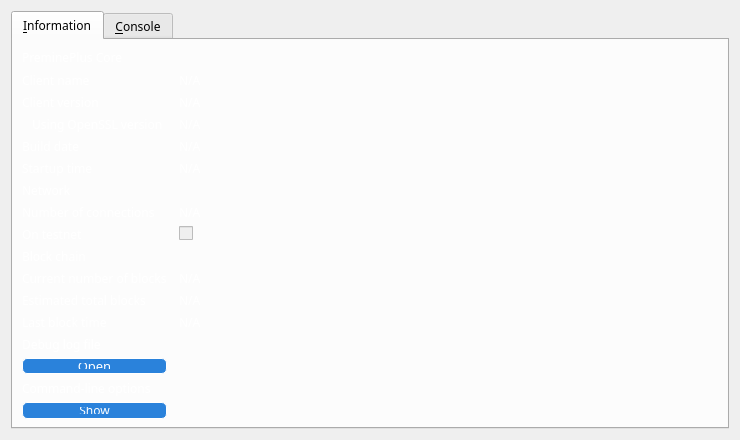
Old version of the form src/qt/forms/rpcconsole.ui in the repository CryptoHelp/PreminePlus.
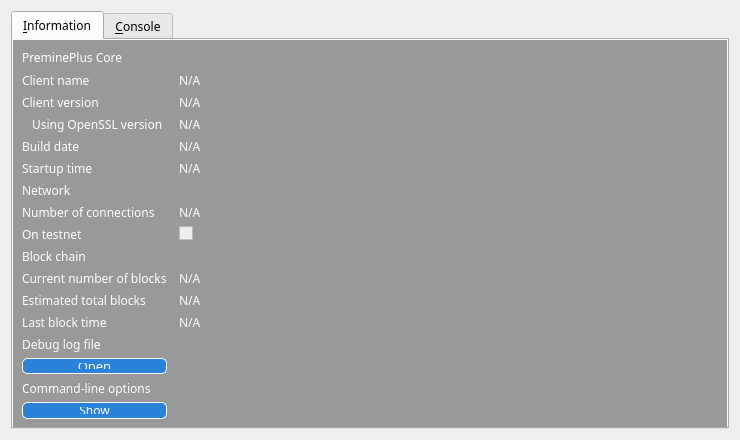
New version of the form. The open tabs and pages were chosen to show the change. Icons and pictures are not drawn.

The edit to the form file:
```diff
--- a/src/qt/forms/rpcconsole.ui
+++ b/src/qt/forms/rpcconsole.ui
@@ -37,15 +37,278 @@
   <layout class="QVBoxLayout" name="verticalLayout_2">
    <item>
     <widget class="QTabWidget" name="tabWidget">
+     <property name="palette">
+      <palette>
+       <active>
+        <colorrole role="WindowText">
+         <brush brushstyle="SolidPattern">
+          <color alpha="255">
+           <red>0</red>
+           <green>0</green>
+           <blue>0</blue>
+          </color>
+         </brush>
+        </colorrole>
+        <colorrole role="Text">
+         <brush brushstyle="SolidPattern">
+          <color alpha="255">
+           <red>0</red>
+           <green>0</green>
+           <blue>0</blue>
+          </color>
+         </brush>
+        </colorrole>
+        <colorrole role="ButtonText">
+         <brush brushstyle="SolidPattern">
+          <color alpha="255">
+           <red>0</red>
+           <green>0</green>
+           <blue>0</blue>
+          </color>
+         </brush>
+        </colorrole>
+       </active>
+       <inactive>
+        <colorrole role="WindowText">
+         <brush brushstyle="SolidPattern">
+          <color alpha="255">
+           <red>0</red>
+           <green>0</green>
+           <blue>0</blue>
+          </color>
+         </brush>
+        </colorrole>
+        <colorrole role="Text">
+         <brush brushstyle="SolidPattern">
+          <color alpha="255">
+           <red>0</red>
+           <green>0</green>
+           <blue>0</blue>
+          </color>
+         </brush>
+        </colorrole>
+        <colorrole role="ButtonText">
+         <brush brushstyle="SolidPattern">
+          <color alpha="255">
+           <red>0</red>
+           <green>0</green>
+           <blue>0</blue>
+          </color>
+         </brush>
+        </colorrole>
+       </inactive>
+       <disabled>
+        <colorrole role="WindowText">
+         <brush brushstyle="SolidPattern">
+          <color alpha="255">
+           <red>0</red>
+           <green>0</green>
+           <blue>0</blue>
+          </color>
+         </brush>
+        </colorrole>
+        <colorrole role="Text">
+         <brush brushstyle="SolidPattern">
+          <color alpha="255">
+           <red>0</red>
+           <green>0</green>
+           <blue>0</blue>
+          </color>
+         </brush>
+        </colorrole>
+        <colorrole role="ButtonText">
+         <brush brushstyle="SolidPattern">
+          <color alpha="255">
+           <red>0</red>
+           <green>0</green>
+           <blue>0</blue>
+          </color>
+         </brush>
+        </colorrole>
+       </disabled>
+      </palette>
+     </property>
      <property name="styleSheet">
-      <string notr="true">background:url(:/images/ccontrol) center;</string>
+      <string notr="true">background:url(:/images/ccontrol) center;color:black;</string>
      </property>
      <property name="currentIndex">
       <number>1</number>
      </property>
      <widget class="QWidget" name="tab_info">
+      <property name="palette">
+       <palette>
+        <active>
+         <colorrole role="WindowText">
+          <brush brushstyle="SolidPattern">
+           <color alpha="255">
+            <red>255</red>
+            <green>255</green>
+            <blue>255</blue>
+           </color>
+          </brush>
+         </colorrole>
+         <colorrole role="Button">
+          <brush brushstyle="SolidPattern">
+           <color alpha="100">
+            <red>0</red>
+            <green>0</green>
+            <blue>0</blue>
+           </color>
+          </brush>
+         </colorrole>
+         <colorrole role="Text">
+          <brush brushstyle="SolidPattern">
+           <color alpha="255">
+            <red>255</red>
+            <green>255</green>
+            <blue>255</blue>
+           </color>
+          </brush>
+         </colorrole>
+         <colorrole role="ButtonText">
+          <brush brushstyle="SolidPattern">
+           <color alpha="255">
+            <red>255</red>
+            <green>255</green>
+            <blue>255</blue>
+           </color>
+          </brush>
+         </colorrole>
+         <colorrole role="Base">
+          <brush brushstyle="SolidPattern">
+           <color alpha="100">
+            <red>0</red>
+            <green>0</green>
+            <blue>0</blue>
+           </color>
+          </brush>
+         </colorrole>
+         <colorrole role="Window">
+          <brush brushstyle="SolidPattern">
+           <color alpha="100">
+            <red>0</red>
+            <green>0</green>
+            <blue>0</blue>
+           </color>
+          </brush>
+         </colorrole>
+        </active>
+        <inactive>
+         <colorrole role="WindowText">
+          <brush brushstyle="SolidPattern">
+           <color alpha="255">
+            <red>255</red>
+            <green>255</green>
+            <blue>255</blue>
+           </color>
+          </brush>
+         </colorrole>
+         <colorrole role="Button">
+          <brush brushstyle="SolidPattern">
+           <color alpha="100">
+            <red>0</red>
+            <green>0</green>
+            <blue>0</blue>
+           </color>
+          </brush>
+         </colorrole>
+         <colorrole role="Text">
+          <brush brushstyle="SolidPattern">
+           <color alpha="255">
+            <red>255</red>
+            <green>255</green>
+            <blue>255</blue>
+           </color>
+          </brush>
+         </colorrole>
+         <colorrole role="ButtonText">
+          <brush brushstyle="SolidPattern">
+           <color alpha="255">
+            <red>255</red>
+            <green>255</green>
+            <blue>255</blue>
+           </color>
+          </brush>
+         </colorrole>
+         <colorrole role="Base">
+          <brush brushstyle="SolidPattern">
+           <color alpha="100">
+            <red>0</red>
+            <green>0</green>
+            <blue>0</blue>
+           </color>
+          </brush>
+         </colorrole>
+         <colorrole role="Window">
+          <brush brushstyle="SolidPattern">
+           <color alpha="100">
+            <red>0</red>
+            <green>0</green>
+            <blue>0</blue>
+           </color>
+          </brush>
+         </colorrole>
+        </inactive>
+        <disabled>
+         <colorrole role="WindowText">
+          <brush brushstyle="SolidPattern">
+           <color alpha="255">
+            <red>255</red>
+            <green>255</green>
+            <blue>255</blue>
+           </color>
+          </brush>
+         </colorrole>
+         <colorrole role="Button">
+          <brush brushstyle="SolidPattern">
+           <color alpha="100">
+            <red>0</red>
+            <green>0</green>
+            <blue>0</blue>
+           </color>
+          </brush>
+         </colorrole>
+         <colorrole role="Text">
+          <brush brushstyle="SolidPattern">
+           <color alpha="255">
+            <red>255</red>
+            <green>255</green>
+            <blue>255</blue>
+           </color>
+          </brush>
+         </colorrole>
+         <colorrole role="ButtonText">
+          <brush brushstyle="SolidPattern">
+           <color alpha="255">
+            <red>255</red>
+            <green>255</green>
+            <blue>255</blue>
+           </color>
+          </brush>
+         </colorrole>
+         <colorrole role="Base">
+          <brush brushstyle="SolidPattern">
+           <color alpha="100">
+            <red>0</red>
+            <green>0</green>
+            <blue>0</blue>
+           </color>
+          </brush>
+         </colorrole>
+         <colorrole role="Window">
+          <brush brushstyle="SolidPattern">
+           <color alpha="100">
+            <red>0</red>
+            <green>0</green>
+            <blue>0</blue>
+           </color>
+          </brush>
+         </colorrole>
+        </disabled>
+       </palette>
+      </property>
       <property name="styleSheet">
-       <string notr="true">background:rgba(255,255,255,50);color:white;</string>
+       <string notr="true">background:rgba(0,0,0,100);color:white;</string>
       </property>
       <attribute name="title">
        <string>&amp;Information</string>
@@ -56,6 +319,97 @@
        </property>
        <item row="0" column="0">
         <widget class="QLabel" name="label_9">
+         <property name="palette">
+          <palette>
+           <active>
+            <colorrole role="WindowText">
+             <brush brushstyle="SolidPattern">
+              <color alpha="255">
+               <red>255</red>
+               <green>255</green>
+               <blue>255</blue>
+              </color>
+             </brush>
+            </colorrole>
+            <colorrole role="Text">
+             <brush brushstyle="SolidPattern">
+              <color alpha="255">
+               <red>255</red>
+               <green>255</green>
+               <blue>255</blue>
+              </color>
+             </brush>
+            </colorrole>
+            <colorrole role="ButtonText">
+             <brush brushstyle="SolidPattern">
+              <color alpha="255">
+               <red>255</red>
+               <green>255</green>
+               <blue>255</blue>
+              </color>
+             </brush>
+            </colorrole>
+           </active>
+           <inactive>
+            <colorrole role="WindowText">
+             <brush brushstyle="SolidPattern">
+              <color alpha="255">
+               <red>255</red>
+               <green>255</green>
+               <blue>255</blue>
+              </color>
+             </brush>
+            </colorrole>
+            <colorrole role="Text">
+             <brush brushstyle="SolidPattern">
+              <color alpha="255">
+               <red>255</red>
+               <green>255</green>
+               <blue>255</blue>
+              </color>
+             </brush>
+            </colorrole>
+            <colorrole role="ButtonText">
+             <brush brushstyle="SolidPattern">
+              <color alpha="255">
+               <red>255</red>
+               <green>255</green>
+               <blue>255</blue>
+              </color>
+             </brush>
+            </colorrole>
+           </inactive>
+           <disabled>
+            <colorrole role="WindowText">
+             <brush brushstyle="SolidPattern">
+              <color alpha="255">
+               <red>255</red>
+               <green>255</green>
+               <blue>255</blue>
+              </color>
+             </brush>
+            </colorrole>
+            <colorrole role="Text">
+             <brush brushstyle="SolidPattern">
+              <color alpha="255">
+               <red>255</red>
+               <green>255</green>
+               <blue>255</blue>
+              </color>
+             </brush>
+            </colorrole>
+            <colorrole role="ButtonText">
+             <brush brushstyle="SolidPattern">
+              <color alpha="255">
+               <red>255</red>
+               <green>255</green>
+               <blue>255</blue>
+              </color>
+             </brush>
+            </colorrole>
+           </disabled>
+          </palette>
+         </property>
          <property name="font">
           <font>
            <family>impact</family>
```
Left out of the diff: 2 changed lines with no effect on the pictures.
